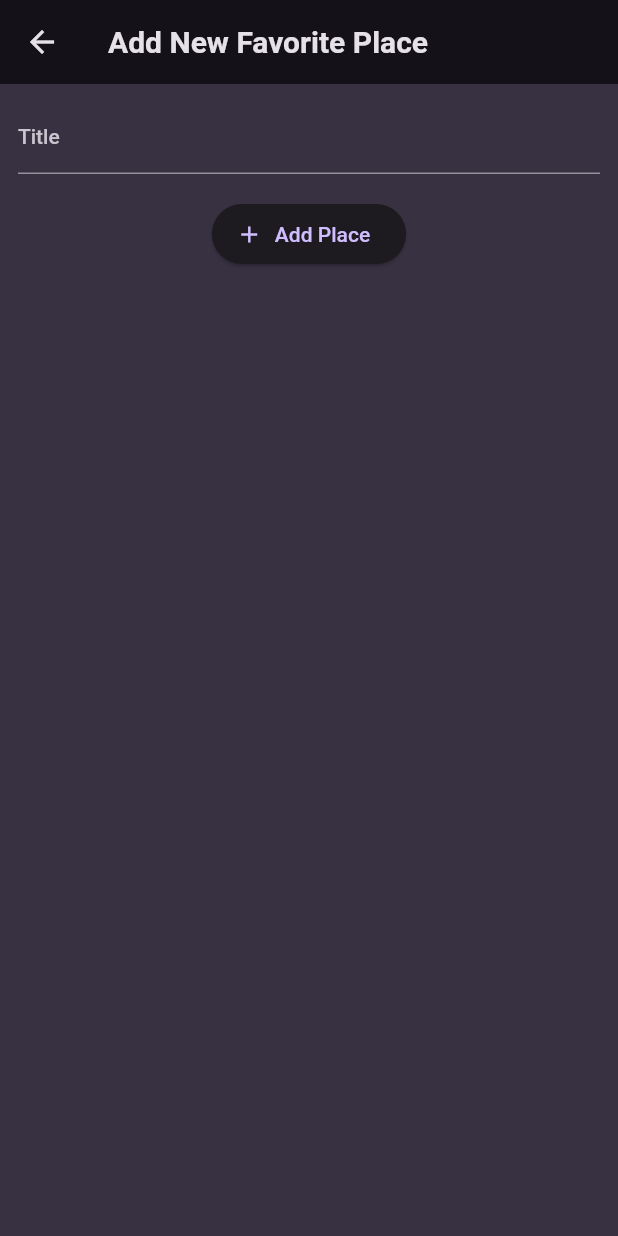
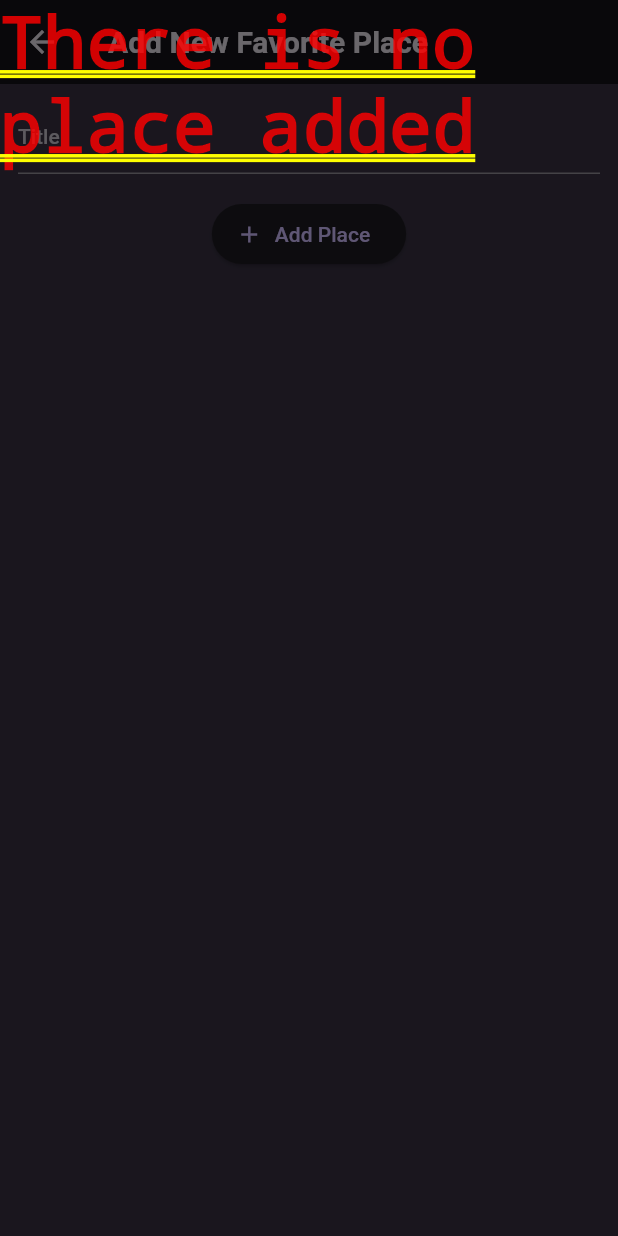
Before and after one commit to galuhbudhiswara/favorite-place, a Flutter app: the AddPlaceScreen screen opened directly, after a tap on "Add Place", on a phone screen of 412 x 824 dp. Run offline on Flutter 3.47's test engine with Material 2 defaults, Android fonts, the phone set to English and light mode, and no system bars; our stand-ins replace flutter_riverpod, google_fonts, riverpod.

Commit message:
adding place detail screen

```diff
--- a/lib/providers/user_places.dart
+++ b/lib/providers/user_places.dart
@@ -1,14 +1,15 @@
 import 'package:riverpod/riverpod.dart';
 import 'package:favorite_place/models/place.dart';
 
-
-class UserPlacesNotivier extends StateNotifier<List<Place>>{
+class UserPlacesNotivier extends StateNotifier<List<Place>> {
   UserPlacesNotivier() : super(const []);
 
   void addPlace(String title) {
     final newPlace = Place(title: title);
-    state = [newPlace,...state];
+    state = [newPlace, ...state];
   }
 }
 
-final useplaceProvider = StateNotifierProvider((ref) => UserPlacesNotivier());
+final usePlaceProvider = StateNotifierProvider<UserPlacesNotivier, List<Place>>(
+  (ref) => UserPlacesNotivier(),
+);
--- a/lib/screens/add_place.dart
+++ b/lib/screens/add_place.dart
@@ -1,15 +1,34 @@
+import 'package:favorite_place/providers/user_places.dart';
 import 'package:flutter/material.dart';
+import 'package:flutter_riverpod/flutter_riverpod.dart';
 
-class AddPlaceScreen extends StatefulWidget {
+
+class AddPlaceScreen extends ConsumerStatefulWidget {
   const AddPlaceScreen({super.key});
   @override
-  State<AddPlaceScreen> createState() {
+  ConsumerState<AddPlaceScreen> createState() {
     return _AddPlaceScreenState();
   }
 }
 
-class _AddPlaceScreenState extends State<AddPlaceScreen> {
+class _AddPlaceScreenState extends ConsumerState<AddPlaceScreen> {
   final _titleController = TextEditingController();
+
+  void _savePlace() {
+    final enteredTitle = _titleController.text;
+
+    if (enteredTitle.isEmpty) {
+      showDialog(
+        context: context,
+        builder: (context) => const Text('There is no place added'),
+      );
+      return;
+    }
+  ref.read(usePlaceProvider.notifier).addPlace(enteredTitle);
+
+  Navigator.of(context).pop();
+
+  }
 
   @override
   void dispose() {
@@ -38,7 +57,7 @@ class _AddPlaceScreenState extends State<AddPlaceScreen> {
               height: 16,
             ),
             ElevatedButton.icon(
-              onPressed: () {},
+              onPressed: _savePlace,
               icon: const Icon(Icons.add),
               label: const Text('Add Place'),
             )
--- a/lib/screens/placest_detail.dart
+++ b/lib/screens/placest_detail.dart
@@ -0,0 +1,24 @@
+import 'package:flutter/material.dart';
+import 'package:favorite_place/models/place.dart';
+
+class PlaceDetailScreen extends StatelessWidget {
+  const PlaceDetailScreen({super.key, required this.place});
+
+  final Place place;
+  @override
+  Widget build(BuildContext context) {
+    return Scaffold(
+      appBar: AppBar(
+        title: Text(place.title),
+      ),
+      body: Center(
+        child: Text(
+          place.title,
+          style: Theme.of(context).textTheme.bodyLarge!.copyWith(
+                color: Theme.of(context).colorScheme.onBackground,
+              ),
+        ),
+      ),
+    );
+  }
+}
--- a/lib/widgets/places_list.dart
+++ b/lib/widgets/places_list.dart
@@ -1,4 +1,5 @@
 import 'package:favorite_place/main.dart';
+import 'package:favorite_place/screens/placest_detail.dart';
 import 'package:flutter/material.dart';
 import 'package:favorite_place/models/place.dart';
 
@@ -28,6 +29,13 @@ class PlacesList extends StatelessWidget {
                 color: Theme.of(context).colorScheme.onBackground,
               ),
         ),
+        onTap: () {
+          Navigator.of(context).push(
+            MaterialPageRoute(
+              builder: (context) => PlaceDetailScreen(place: places[index]),
+            ),
+          );
+        },
       ),
     );
   }
```
Also changed, not shown: lib/screens/places.dart (+7 -3 lines).
